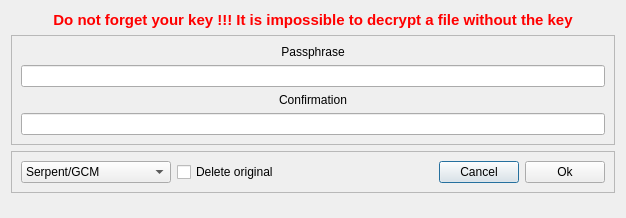
The window that gui/symetrickey.ui (HanvsMod/Cryptoshop-GUI) describes before a commit, drawn with Qt 5.
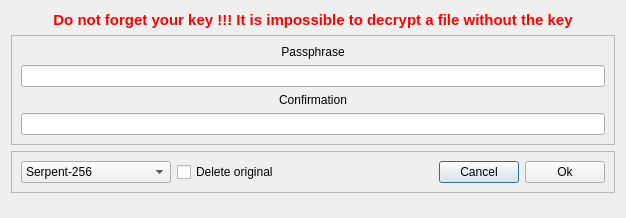
The same window after the commit.

```diff
--- a/gui/symetrickey.ui
+++ b/gui/symetrickey.ui
@@ -87,7 +87,7 @@
         </property>
         <item>
          <property name="text">
-          <string>Serpent/GCM</string>
+          <string>Serpent-256</string>
          </property>
         </item>
         <item>
```
Left out of the diff: 4 changed lines with no effect on the pictures.
